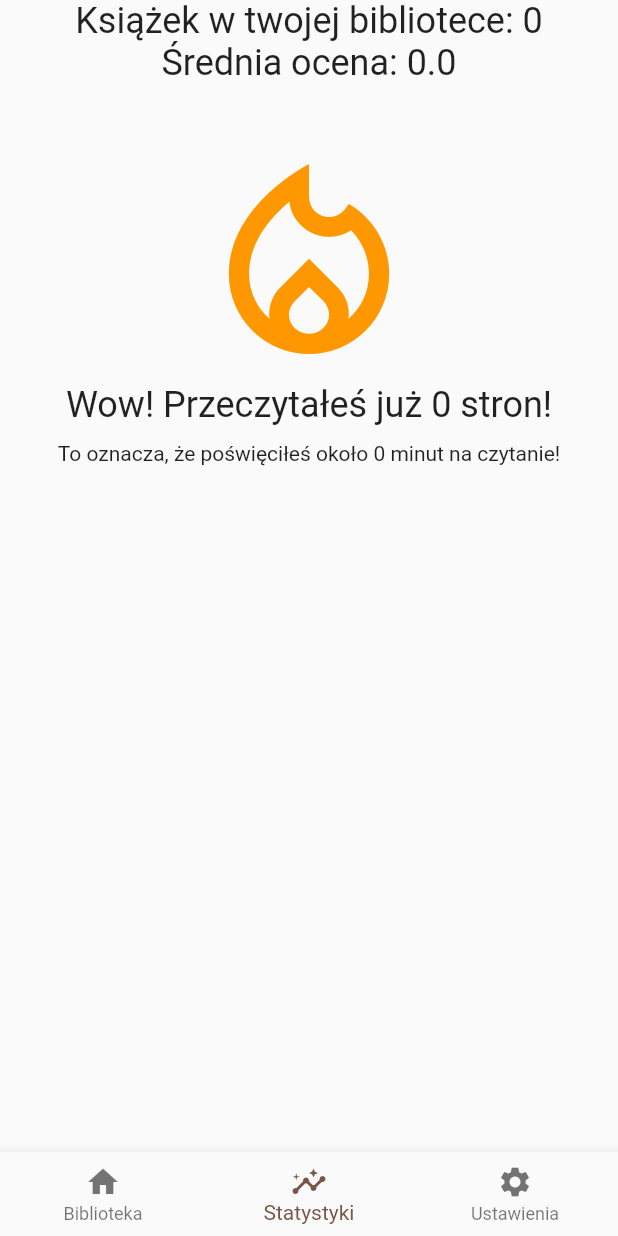
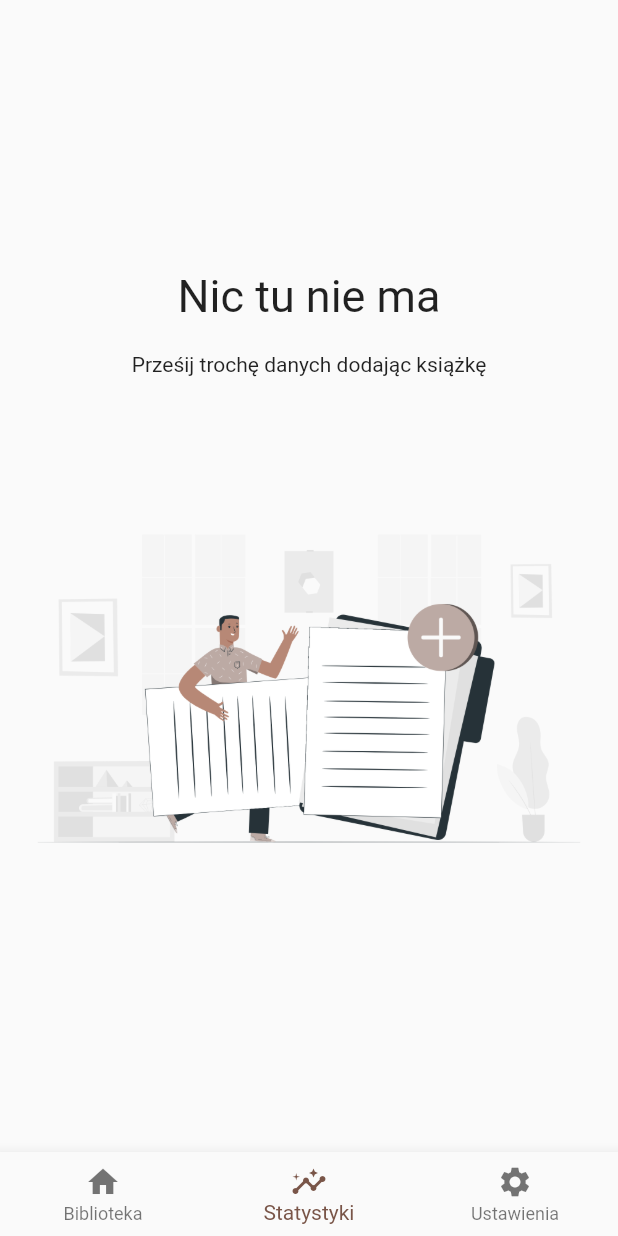
Before and after one commit to kves/read_app, a Flutter app: the screen it shows after launch, item 2 of the bottom bar chosen, on a phone screen of 412 x 824 dp. Run offline on Flutter 3.47's test engine with Material 2 defaults, Android fonts, the phone set to English and light mode, and no system bars; our stand-ins replace flutter_rating_bar; generated files the repository leaves out were written again.

Commit message:
StatsPage and SettingsPage redesign

```diff
--- a/lib/data/language_data.dart
+++ b/lib/data/language_data.dart
@@ -1,8 +1,7 @@
-
 import 'package:flutter/material.dart';
 
 class LanguageData extends ChangeNotifier {
-  Locale currentLocale = Locale('pl');
+  Locale currentLocale = const Locale('pl');
 
   void changeLocale(String locale) {
     currentLocale = Locale(locale);
--- a/lib/l10n/app_en.arb
+++ b/lib/l10n/app_en.arb
@@ -17,6 +17,9 @@
   "save": "save",
   "cancel": "cancel",
   "author": "Author",
-  "rating": "Rating"
+  "rating": "Rating",
+  "nothingToCalculate": "Nothing to calculate",
+  "provideSomeDatabyAddingBook": "Provide some data by adding a book",
+  "changeLanguage": "Change language"
 
 }
--- a/lib/l10n/app_pl.arb
+++ b/lib/l10n/app_pl.arb
@@ -16,5 +16,8 @@
   "save": "zapisz",
   "cancel": "anuluj",
   "author": "Autor",
-  "rating": "Ocena"
+  "rating": "Ocena",
+  "nothingToCalculate": "Nic tu nie ma",
+  "provideSomeDatabyAddingBook": "Prześij trochę danych dodając książkę",
+  "changeLanguage": "Zmień język"
 }
--- a/lib/pages/stats_page.dart
+++ b/lib/pages/stats_page.dart
@@ -10,19 +10,29 @@ class StatsPage extends StatelessWidget {
   Widget build(BuildContext context) {
     return Consumer<BookData>(
       builder: (context, value, child) => Scaffold(
-        body: SafeArea(
+        body: value.isbookListEmpty
+            ? SafeArea(
+                child: Column(
+                  children: [
+                    const SizedBox(height: 180),
+                    Text(
+                      AppLocalizations.of(context).nothingToCalculate,
+                      style: const TextStyle(fontSize: 30),
+                    ),
+                    const SizedBox(height: 20),
+                    Text(
+                      AppLocalizations.of(context).provideSomeDatabyAddingBook,
+                      style: const TextStyle(fontSize: 14),
+                    ),
+                    Image.asset('lib/assets/images/no_stats.png'),
+                  ],
+                ),
+              )
+            : SafeArea(
                 child: Center(
                   child: Column(
+                    mainAxisAlignment: MainAxisAlignment.center,
                     children: [
-                Text(
-                  '${AppLocalizations.of(context).booksInYourLibrary}: ${value.booksList.length}',
-                  style: const TextStyle(fontSize: 24),
-                ),
-                Text(
-                  '${AppLocalizations.of(context).averageRating}: ${value.getAvgRating().toStringAsFixed(1)}',
-                  style: const TextStyle(fontSize: 24),
-                ),
-                const SizedBox(height: 40),
                       const Icon(
                         Icons.local_fire_department_outlined,
                         size: 160,
@@ -35,6 +45,15 @@ class StatsPage extends StatelessWidget {
                       const SizedBox(height: 10),
                       Text(
                           '${AppLocalizations.of(context).thatMeansYouSpendAround} ${value.getMinutesReadingSum().toString()} ${AppLocalizations.of(context).minutesReading}!'),
+                      const SizedBox(height: 40),
+                      Text(
+                        '${AppLocalizations.of(context).booksInYourLibrary}: ${value.booksList.length}',
+                        style: const TextStyle(fontSize: 24),
+                      ),
+                      Text(
+                        '${AppLocalizations.of(context).averageRating}: ${value.getAvgRating().toStringAsFixed(1)}',
+                        style: const TextStyle(fontSize: 24),
+                      ),
                     ],
                   ),
                 ),
```
Also changed, not shown: lib/pages/settings_page.dart (+16 -3 lines), lib/assets/images/no_stats.png (added), 2 other files. Lines whose indentation alone changed are shown as unchanged.
